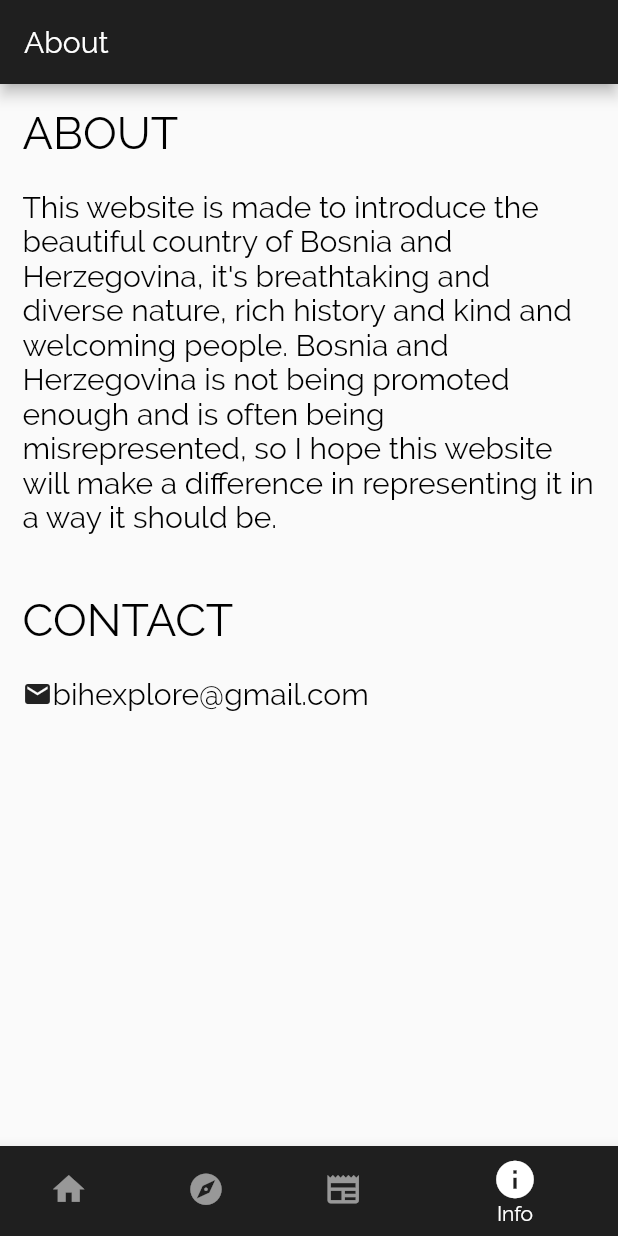
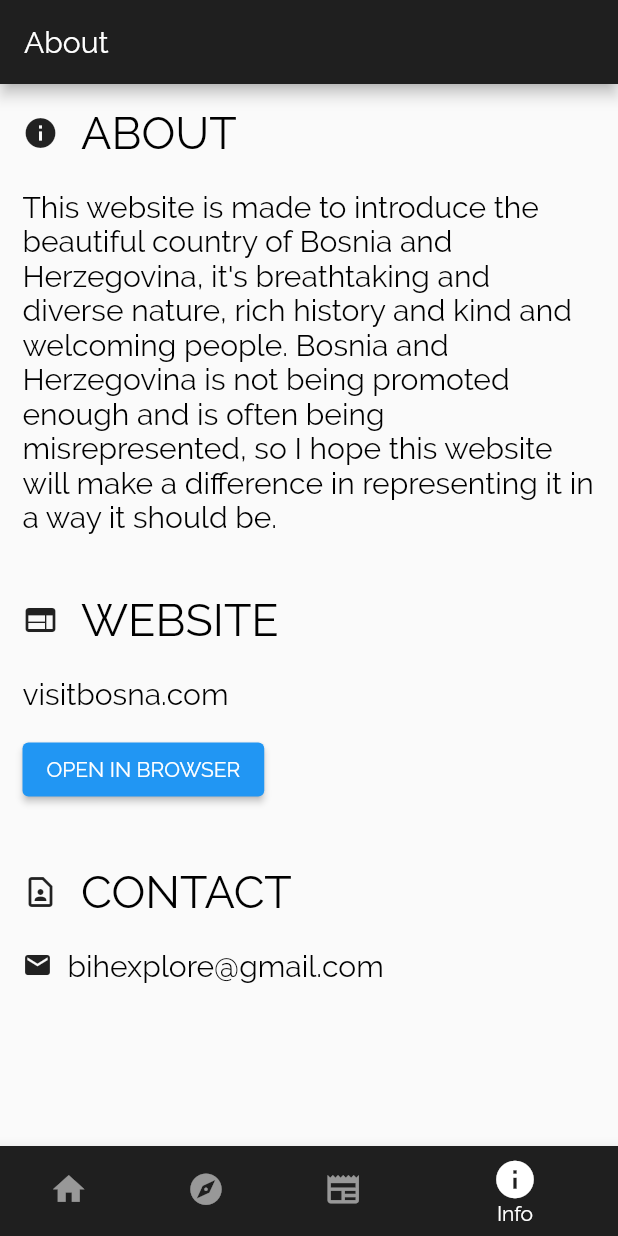
Before and after one commit to demac44/visitBiH-flutter, a Flutter app: the screen it shows after launch, item 4 of the bottom bar chosen, on a phone screen of 412 x 824 dp. Run offline on Flutter 3.47's test engine with Material 2 defaults, Android fonts, the phone set to English and light mode, and no system bars; our stand-ins replace path_drawing, shared_preferences; network calls fail.

Commit message:
Fixed minor bugs/Added website in info

```diff
--- a/lib/about.dart
+++ b/lib/about.dart
@@ -2,6 +2,7 @@ import 'package:flutter/material.dart';
 import 'interactive_map.dart';
 import "articles.dart";
 import 'main.dart';
+import 'package:url_launcher/url_launcher.dart';
 
 class About extends StatefulWidget {
   const About({Key? key}) : super(key: key);
@@ -12,6 +13,11 @@ class About extends StatefulWidget {
 
 class _AboutState extends State<About> {
   int currentIndex = 3;
+
+  void _launchUrl(url) async {
+    final Uri _url = Uri.parse(url);
+    if (!await launchUrl(_url)) throw 'Could not launch $_url';
+  }
 
   @override
   Widget build(BuildContext context) {
@@ -72,9 +78,6 @@ class _AboutState extends State<About> {
               } else if (index == 2) {
                 Navigator.push(context,
                     MaterialPageRoute(builder: (context) => const Articles()));
-              } else if (index == 3) {
-                Navigator.push(context,
-                    MaterialPageRoute(builder: (context) => const About()));
               }
             },
           );
@@ -85,8 +88,14 @@ class _AboutState extends State<About> {
         child: Column(
           crossAxisAlignment: CrossAxisAlignment.start,
           children: [
-            Text(language == "english" ? "ABOUT" : "O STRANICI",
-                style: const TextStyle(fontSize: 30, color: Colors.black)),
+            Row(
+              children: [
+                const Icon(Icons.info),
+                const SizedBox(width: 15),
+                Text(language == "english" ? "ABOUT" : "O STRANICI",
+                    style: const TextStyle(fontSize: 30, color: Colors.black)),
+              ],
+            ),
             const SizedBox(height: 20),
             Text(
               language == "english"
@@ -95,12 +104,36 @@ class _AboutState extends State<About> {
               style: const TextStyle(fontSize: 20, color: Colors.black),
             ),
             const SizedBox(height: 40),
-            Text(language == "english" ? "CONTACT" : "KONTAKT",
-                style: const TextStyle(fontSize: 30, color: Colors.black)),
+            Row(children: const [
+              Icon(Icons.web),
+              SizedBox(width: 15),
+              Text("WEBSITE",
+                  style: TextStyle(fontSize: 30, color: Colors.black)),
+            ]),
+            const SizedBox(height: 20),
+            const Text("visitbosna.com",
+                style: TextStyle(fontSize: 20, color: Colors.black)),
+            const SizedBox(height: 15),
+            ElevatedButton(
+              onPressed: () => {_launchUrl("http://www.visitbosna.com/")},
+              child: Text(language == "english"
+                  ? "OPEN IN BROWSER"
+                  : "OTVORI U PRETRAŽIVAČU"),
+            ),
+            const SizedBox(height: 40),
+            Row(
+              children: [
+                const Icon(Icons.contact_page_outlined),
+                const SizedBox(width: 15),
+                Text(language == "english" ? "CONTACT" : "KONTAKT",
+                    style: const TextStyle(fontSize: 30, color: Colors.black)),
+              ],
+            ),
             const SizedBox(height: 20),
             Row(
               children: const [
                 Icon(Icons.email, size: 20),
+                SizedBox(width: 10),
                 Text(
                   "bihexplore@gmail.com",
                   style: TextStyle(fontSize: 20, color: Colors.black),
--- a/lib/articles.dart
+++ b/lib/articles.dart
@@ -98,9 +98,6 @@ class _ArticlesState extends State<Articles> {
                   context,
                   MaterialPageRoute(
                       builder: (context) => const InteractiveMap()));
-            } else if (index == 2) {
-              Navigator.push(context,
-                  MaterialPageRoute(builder: (context) => const Articles()));
             } else if (index == 3) {
               Navigator.push(context,
                   MaterialPageRoute(builder: (context) => const About()));
--- a/pubspec.yaml
+++ b/pubspec.yaml
@@ -18,7 +18,6 @@ dependencies:
   url_launcher: ^6.1.2
   shared_preferences: ^2.0.15
   flutter_launcher_icons: ^0.9.3
-  connectivity_plus: ^2.3.2
 
 dev_dependencies:
   flutter_test:
```
Also changed, not shown: lib/interactive_map.dart (+2 -7 lines), lib/main.dart (+3 -6 lines), lib/places.dart (+9 -7 lines), pubspec.lock, 1 other file.
